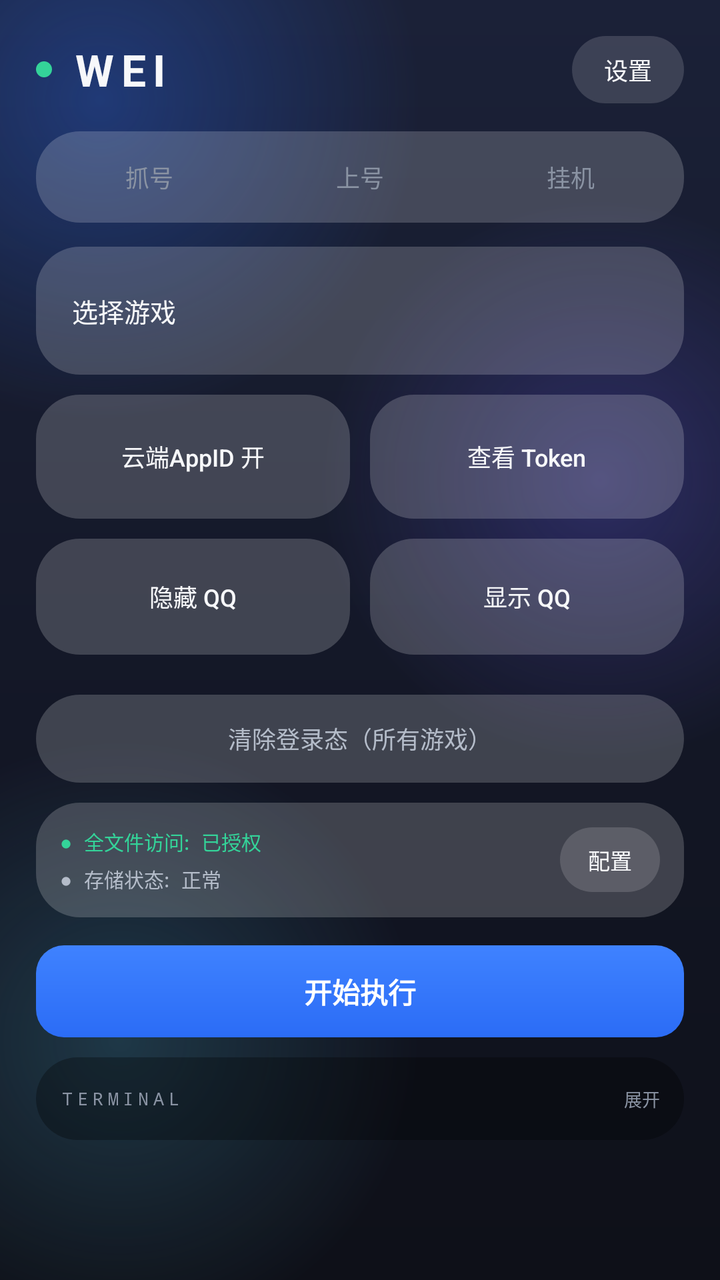
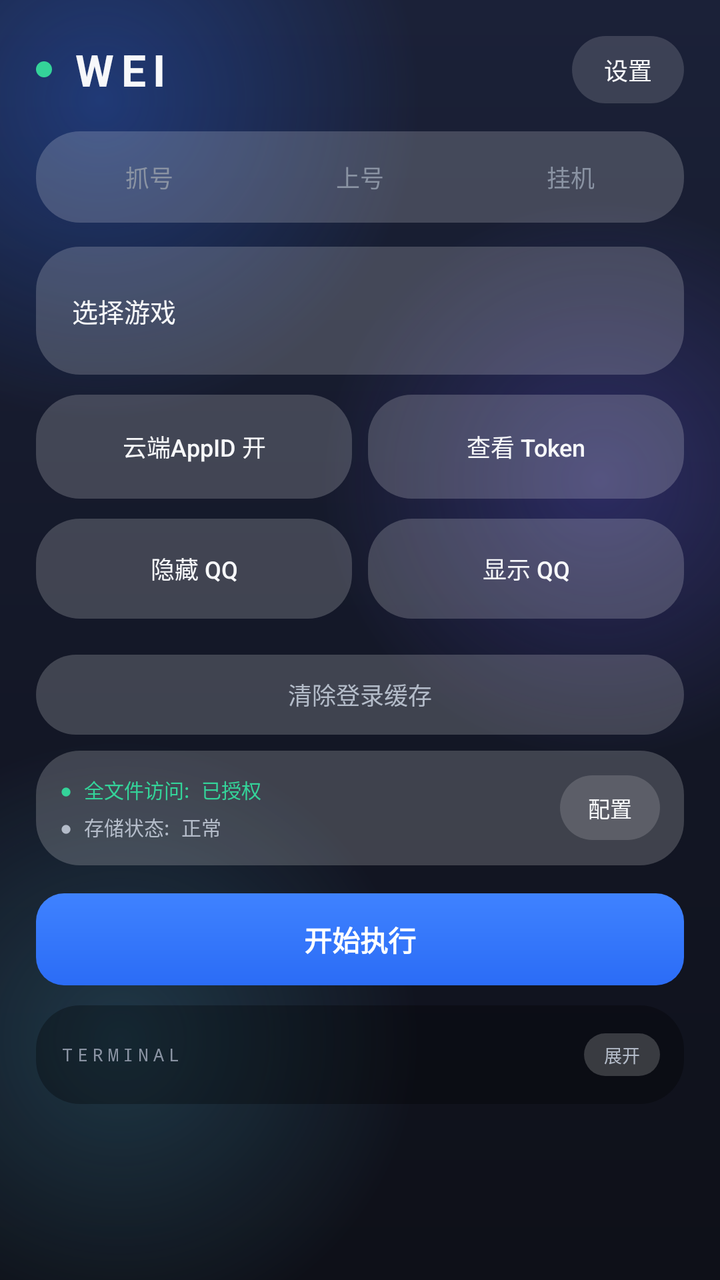

Screens rendered from an Android XML layout before and after an edit, with the pre-edit source and the edit as a unified diff.
<!-- AndroidManifest.xml: application theme AppTheme -->
<!-- res/layout/activity_main.xml -->
<?xml version="1.0" encoding="utf-8"?>
<FrameLayout xmlns:android="http://schemas.android.com/apk/res/android"
    android:layout_width="match_parent"
    android:layout_height="match_parent"
    android:background="@drawable/bg_window">
    <ImageView android:id="@+id/bg_custom" android:layout_width="match_parent" android:layout_height="match_parent" android:scaleType="centerCrop" android:visibility="gone" />
    <View android:id="@+id/bg_hue" android:layout_width="match_parent" android:layout_height="match_parent" android:background="#00000000" />
    <View android:id="@+id/bg_glass" android:layout_width="match_parent" android:layout_height="match_parent" android:background="#00000000" />

    <LinearLayout
        android:layout_width="match_parent"
        android:layout_height="match_parent"
        android:orientation="vertical"
        android:fitsSystemWindows="true"
        android:paddingLeft="18dp"
        android:paddingRight="18dp">

        
        <LinearLayout
            android:layout_width="match_parent"
            android:layout_height="wrap_content"
            android:orientation="horizontal"
            android:gravity="center_vertical"
            android:paddingTop="18dp"
            android:paddingBottom="14dp">
            <View
                android:layout_width="8dp"
                android:layout_height="8dp"
                android:background="@drawable/dot_green" />
            <TextView
                android:layout_width="0dp"
                android:layout_height="wrap_content"
                android:layout_weight="1"
                android:layout_marginStart="10dp"
                android:text="WEI"
                android:textSize="22sp"
                android:textStyle="bold"
                android:textColor="@color/text_primary"
                android:letterSpacing="0.16" />
            <Button
                android:id="@+id/btn_settings"
                android:layout_width="wrap_content"
                android:layout_height="wrap_content"
                android:text="设置"
                android:textSize="12sp"
                android:textColor="@color/text_primary"
                android:background="@drawable/glass_btn_secondary"
                android:tag="glass"
                android:textAllCaps="false"
                android:stateListAnimator="@null"
                android:paddingLeft="16dp"
                android:paddingRight="16dp"
                android:minWidth="0dp"
                android:minHeight="0dp"
                android:paddingTop="8dp"
                android:paddingBottom="8dp" />
        </LinearLayout>

        
        <RadioGroup
            android:id="@+id/mode_radio_group"
            android:layout_width="match_parent"
            android:layout_height="wrap_content"
            android:orientation="horizontal"
            android:background="@drawable/glass_card"
            android:tag="glass"
            android:padding="4dp"
            android:layout_marginBottom="12dp">
            <RadioButton
                android:id="@+id/radio_capture_mode"
                android:layout_width="0dp"
                android:layout_height="wrap_content"
                android:layout_weight="1"
                android:text="抓号"
                android:textSize="12sp"
                android:textColor="@color/seg_text"
                android:button="@null"
                android:background="@drawable/seg_item"
                android:gravity="center"
                android:paddingTop="10dp"
                android:paddingBottom="10dp" />
            <RadioButton
                android:id="@+id/radio_login_mode"
                android:layout_width="0dp"
                android:layout_height="wrap_content"
                android:layout_weight="1"
                android:text="上号"
                android:textSize="12sp"
                android:textColor="@color/seg_text"
                android:button="@null"
                android:background="@drawable/seg_item"
                android:gravity="center"
                android:paddingTop="10dp"
                android:paddingBottom="10dp" />
            <RadioButton
                android:id="@+id/radio_hang_up_mode"
                android:layout_width="0dp"
                android:layout_height="wrap_content"
                android:layout_weight="1"
                android:text="挂机"
                android:textSize="12sp"
                android:textColor="@color/seg_text"
                android:button="@null"
                android:background="@drawable/seg_item"
                android:gravity="center"
                android:paddingTop="10dp"
                android:paddingBottom="10dp" />
        </RadioGroup>

        
        <ScrollView
            android:layout_width="match_parent"
            android:layout_height="wrap_content"
            android:scrollbars="none"
            android:clipToPadding="false">
            <LinearLayout
                android:layout_width="match_parent"
                android:layout_height="wrap_content"
                android:orientation="vertical"
                android:paddingBottom="10dp">

                <Button
                    android:id="@+id/btn_select_game"
                    android:layout_width="match_parent"
                    android:layout_height="64dp"
                    android:text="选择游戏"
                    android:textSize="13sp"
                    android:textColor="@color/text_primary"
                    android:background="@drawable/glass_card"
                    android:tag="glass"
                    android:textAllCaps="false"
                    android:stateListAnimator="@null"
                    android:gravity="center_vertical|start"
                    android:paddingStart="18dp"
                    android:paddingEnd="18dp"
                    android:maxLines="1"
                    android:ellipsize="end"
                    android:minWidth="0dp"
                    android:minHeight="0dp"
                    android:layout_marginBottom="10dp" />

                <LinearLayout
                    android:layout_width="match_parent"
                    android:layout_height="wrap_content"
                    android:orientation="horizontal"
                    android:layout_marginBottom="10dp">
                    <Button
                        android:id="@+id/btn_cloud_appid"
                        android:layout_width="0dp"
                        android:layout_height="62dp"
                        android:layout_weight="1"
                        android:layout_marginEnd="5dp"
                        android:text="云端AppID 开"
                        android:textSize="12sp"
                        android:textColor="@color/text_primary"
                        android:background="@drawable/glass_card"
                        android:tag="glass"
                        android:textAllCaps="false"
                        android:stateListAnimator="@null"
                        android:gravity="center"
                        android:maxLines="2"
                        android:paddingLeft="8dp"
                        android:paddingRight="8dp"
                        android:minWidth="0dp"
                        android:minHeight="0dp" />
                    <Button
                        android:id="@+id/btn_view_token"
                        android:layout_width="0dp"
                        android:layout_height="62dp"
                        android:layout_weight="1"
                        android:layout_marginStart="5dp"
                        android:text="查看 Token"
                        android:textSize="12sp"
                        android:textColor="@color/text_primary"
                        android:background="@drawable/glass_card"
                        android:tag="glass"
                        android:textAllCaps="false"
                        android:stateListAnimator="@null"
                        android:gravity="center"
                        android:maxLines="2"
                        android:paddingLeft="8dp"
                        android:paddingRight="8dp"
                        android:minWidth="0dp"
                        android:minHeight="0dp" />
                </LinearLayout>

                <LinearLayout
                    android:layout_width="match_parent"
                    android:layout_height="wrap_content"
                    android:orientation="horizontal"
                    android:layout_marginBottom="10dp">
                    <Button
                        android:id="@+id/btn_hide"
                        android:layout_width="0dp"
                        android:layout_height="58dp"
                        android:layout_weight="1"
                        android:layout_marginEnd="5dp"
                        android:text="隐藏 QQ"
                        android:textSize="12sp"
                        android:textColor="@color/text_primary"
                        android:background="@drawable/glass_card"
                        android:tag="glass"
                        android:textAllCaps="false"
                        android:stateListAnimator="@null"
                        android:gravity="center"
                        android:minWidth="0dp"
                        android:minHeight="0dp" />
                    <Button
                        android:id="@+id/btn_show"
                        android:layout_width="0dp"
                        android:layout_height="58dp"
                        android:layout_weight="1"
                        android:layout_marginStart="5dp"
                        android:text="显示 QQ"
                        android:textSize="12sp"
                        android:textColor="@color/text_primary"
                        android:background="@drawable/glass_card"
                        android:tag="glass"
                        android:textAllCaps="false"
                        android:stateListAnimator="@null"
                        android:gravity="center"
                        android:minWidth="0dp"
                        android:minHeight="0dp" />
                </LinearLayout>

                <Button
                    android:id="@+id/btn_clear_login"
                    android:layout_width="match_parent"
                    android:layout_height="44dp"
                    android:text="清除登录态（所有游戏）"
                    android:textSize="12sp"
                    android:textColor="@color/text_secondary"
                    android:background="@drawable/glass_card"
                    android:tag="glass"
                    android:textAllCaps="false"
                    android:stateListAnimator="@null"
                    android:gravity="center"
                    android:layout_marginTop="10dp"
                    android:minWidth="0dp"
                    android:minHeight="0dp" />

                <LinearLayout
                    android:layout_width="match_parent"
                    android:layout_height="wrap_content"
                    android:orientation="horizontal"
                    android:background="@drawable/glass_card"
                    android:tag="glass"
                    android:padding="12dp"
                    android:gravity="center_vertical"
                    android:layout_marginTop="10dp">
                    <LinearLayout
                        android:layout_width="0dp"
                        android:layout_height="wrap_content"
                        android:layout_weight="1"
                        android:orientation="vertical">
                        <TextView
                            android:id="@+id/txt_storage_permission_status"
                            android:layout_width="match_parent"
                            android:layout_height="wrap_content"
                            android:text="● 全文件访问: 已授权"
                            android:textSize="10sp"
                            android:textColor="@color/accent_green"
                            android:fontFamily="monospace"
                            android:maxLines="1"
                            android:ellipsize="end"
                            android:layout_marginBottom="4dp" />
                        <TextView
                            android:id="@+id/txt_directory_status"
                            android:layout_width="match_parent"
                            android:layout_height="wrap_content"
                            android:text="● 存储状态: 正常"
                            android:textSize="10sp"
                            android:textColor="@color/text_secondary"
                            android:fontFamily="monospace"
                            android:maxLines="1"
                            android:ellipsize="end" />
                    </LinearLayout>
                    <Button
                        android:id="@+id/btn_select_directory"
                        android:layout_width="wrap_content"
                        android:layout_height="wrap_content"
                        android:layout_marginStart="10dp"
                        android:text="配置"
                        android:textSize="11sp"
                        android:textColor="@color/text_primary"
                        android:background="@drawable/glass_btn_secondary"
                        android:tag="glass"
                        android:textAllCaps="false"
                        android:stateListAnimator="@null"
                        android:paddingLeft="14dp"
                        android:paddingRight="14dp"
                        android:paddingTop="8dp"
                        android:paddingBottom="8dp"
                        android:minWidth="0dp"
                        android:minHeight="0dp" />
                </LinearLayout>
            </LinearLayout>
        </ScrollView>

        
        <Button
            android:id="@+id/btn_start"
            android:layout_width="match_parent"
            android:layout_height="46dp"
            android:text="开始执行"
            android:textSize="14sp"
            android:textStyle="bold"
            android:textColor="#FFFFFF"
            android:background="@drawable/glass_btn_primary"
            android:textAllCaps="false"
            android:stateListAnimator="@null"
            android:minWidth="0dp"
            android:minHeight="0dp"
            android:layout_marginTop="4dp"
            android:layout_marginBottom="10dp" />

        
        <LinearLayout
            android:id="@+id/card_log"
            android:layout_width="match_parent"
            android:layout_height="wrap_content"
            android:orientation="vertical"
            android:background="@drawable/bg_log"
            android:tag="glass"
            android:padding="12dp"
            android:layout_marginBottom="6dp">
            <LinearLayout
                android:id="@+id/row_log_header"
                android:layout_width="match_parent"
                android:layout_height="wrap_content"
                android:orientation="horizontal"
                android:gravity="center_vertical"
                android:paddingTop="2dp"
                android:paddingBottom="2dp">
                <TextView
                    android:layout_width="wrap_content"
                    android:layout_height="wrap_content"
                    android:text="TERMINAL"
                    android:textSize="9sp"
                    android:textColor="@color/text_muted"
                    android:fontFamily="monospace"
                    android:letterSpacing="0.25" />
                <TextView
                    android:id="@+id/tv_log_last"
                    android:layout_width="0dp"
                    android:layout_height="wrap_content"
                    android:layout_weight="1"
                    android:layout_marginStart="8dp"
                    android:layout_marginEnd="8dp"
                    android:text=""
                    android:textSize="9sp"
                    android:textColor="@color/accent_green"
                    android:fontFamily="monospace"
                    android:singleLine="true"
                    android:ellipsize="start" />
                <TextView
                    android:id="@+id/tv_log_chevron"
                    android:layout_width="wrap_content"
                    android:layout_height="wrap_content"
                    android:text="展开"
                    android:textSize="9sp"
                    android:textColor="@color/text_muted"
                    android:fontFamily="monospace" />
            </LinearLayout>
            <ScrollView
                android:id="@+id/scroll_log"
                android:layout_width="match_parent"
                android:layout_height="0dp"
                android:layout_weight="1"
                android:visibility="gone"
                android:layout_marginTop="6dp"
                android:scrollbars="vertical">
                <TextView
                    android:id="@+id/tv_log"
                    android:fontFeatureSettings="tnum"
                    android:breakStrategy="balanced"
                    android:hyphenationFrequency="none"
                    android:layout_width="match_parent"
                    android:layout_height="wrap_content"
                    android:text="> WEI 终端已启动"
                    android:textColor="@color/accent_green"
                    android:textSize="10sp"
                    android:fontFamily="monospace"
                    android:lineSpacingExtra="4dp" />
            </ScrollView>
        </LinearLayout>
    </LinearLayout>
</FrameLayout>
<!-- resources referenced by this layout -->
<resources>
  <color name="accent_green">#34D399</color>
  <color name="text_muted">#8A93A3</color>
  <color name="text_primary">#F7F8FA</color>
  <color name="text_secondary">#B4BCC9</color>
  <!-- drawable bg_log (drawable) -->
  <?xml version="1.0" encoding="utf-8"?>
  <shape xmlns:android="http://schemas.android.com/apk/res/android" android:shape="rectangle">
      <solid android:color="#4D000000" />
      <corners android:radius="22dp" />
  </shape>
  <!-- drawable dot_green (drawable) -->
  <?xml version="1.0" encoding="utf-8"?>
  <shape xmlns:android="http://schemas.android.com/apk/res/android" android:shape="oval">
      <solid android:color="#34D399" />
      <size android:width="8dp" android:height="8dp" />
  </shape>
  <!-- drawable glass_btn_primary (drawable) -->
  <?xml version="1.0" encoding="utf-8"?>
  <shape xmlns:android="http://schemas.android.com/apk/res/android" android:shape="rectangle">
      <gradient
          android:angle="270"
          android:startColor="#FF3F82FF"
          android:endColor="#FF2B6CF6"
          android:type="linear" />
      <corners android:radius="14dp" />
  </shape>
  <!-- drawable glass_btn_secondary (drawable) -->
  <?xml version="1.0" encoding="utf-8"?>
  <shape xmlns:android="http://schemas.android.com/apk/res/android" android:shape="rectangle">
      <solid android:color="#26FFFFFF" />
      <corners android:radius="22dp" />
  </shape>
  <!-- drawable glass_card (drawable) -->
  <?xml version="1.0" encoding="utf-8"?>
  <shape xmlns:android="http://schemas.android.com/apk/res/android" android:shape="rectangle">
      <solid android:color="#30FFFFFF" />
      <corners android:radius="22dp" />
  </shape>
  <!-- drawable seg_item (drawable) -->
  <?xml version="1.0" encoding="utf-8"?>
  <selector xmlns:android="http://schemas.android.com/apk/res/android">
      <item android:state_checked="true">
          <shape android:shape="rectangle">
              <solid android:color="#3D2B6CF6" />
              <corners android:radius="18dp" />
          </shape>
      </item>
      <item>
          <shape android:shape="rectangle">
              <solid android:color="#00000000" />
              <corners android:radius="18dp" />
          </shape>
      </item>
  </selector>
  <style name="AppTheme" parent="Theme.AppCompat.NoActionBar">
          <item name="colorPrimary">@color/bg_primary</item>
          <item name="colorPrimaryDark">@color/bg_primary</item>
          <item name="colorAccent">@color/accent_cyan</item>
          <item name="android:windowBackground">@drawable/bg_window</item>
          <item name="android:textColorPrimary">@color/text_primary</item>
          <item name="android:textColorSecondary">@color/text_secondary</item>
          <item name="android:windowAnimationStyle">@style/AppWindowAnim</item>
      </style>
  <color name="bg_primary">#0E1018</color>
  <color name="accent_cyan">#2B6CF6</color>
  <style name="AppWindowAnim">
          <item name="android:activityOpenEnterAnimation">@anim/slide_in_right</item>
          <item name="android:activityOpenExitAnimation">@anim/fade_out</item>
          <item name="android:activityCloseEnterAnimation">@anim/fade_in</item>
          <item name="android:activityCloseExitAnimation">@anim/slide_out_right</item>
      </style>
  <!-- unchanged entries left out for length: 1 -->
</resources>

<!-- the commit's change to res/layout/activity_main.xml (unified diff, before → after) -->
@@ -147,9 +147,9 @@
                     <Button
                         android:id="@+id/btn_cloud_appid"
                         android:layout_width="0dp"
-                        android:layout_height="62dp"
-                        android:layout_weight="1"
-                        android:layout_marginEnd="5dp"
+                        android:layout_height="52dp"
+                        android:layout_weight="1"
+                        android:layout_marginEnd="4dp"
                         android:text="云端AppID 开"
                         android:textSize="12sp"
                         android:textColor="@color/text_primary"
@@ -166,9 +166,9 @@
                     <Button
                         android:id="@+id/btn_view_token"
                         android:layout_width="0dp"
-                        android:layout_height="62dp"
-                        android:layout_weight="1"
-                        android:layout_marginStart="5dp"
+                        android:layout_height="52dp"
+                        android:layout_weight="1"
+                        android:layout_marginStart="4dp"
                         android:text="查看 Token"
                         android:textSize="12sp"
                         android:textColor="@color/text_primary"
@@ -192,9 +192,9 @@
                     <Button
                         android:id="@+id/btn_hide"
                         android:layout_width="0dp"
-                        android:layout_height="58dp"
-                        android:layout_weight="1"
-                        android:layout_marginEnd="5dp"
+                        android:layout_height="50dp"
+                        android:layout_weight="1"
+                        android:layout_marginEnd="4dp"
                         android:text="隐藏 QQ"
                         android:textSize="12sp"
                         android:textColor="@color/text_primary"
@@ -208,9 +208,9 @@
                     <Button
                         android:id="@+id/btn_show"
                         android:layout_width="0dp"
-                        android:layout_height="58dp"
-                        android:layout_weight="1"
-                        android:layout_marginStart="5dp"
+                        android:layout_height="50dp"
+                        android:layout_weight="1"
+                        android:layout_marginStart="4dp"
                         android:text="显示 QQ"
                         android:textSize="12sp"
                         android:textColor="@color/text_primary"
@@ -226,8 +226,8 @@
                 <Button
                     android:id="@+id/btn_clear_login"
                     android:layout_width="match_parent"
-                    android:layout_height="44dp"
-                    android:text="清除登录态（所有游戏）"
+                    android:layout_height="40dp"
+                    android:text="清除登录缓存"
                     android:textSize="12sp"
                     android:textColor="@color/text_secondary"
                     android:background="@drawable/glass_card"
@@ -235,7 +235,7 @@
                     android:textAllCaps="false"
                     android:stateListAnimator="@null"
                     android:gravity="center"
-                    android:layout_marginTop="10dp"
+                    android:layout_marginTop="8dp"
                     android:minWidth="0dp"
                     android:minHeight="0dp" />
 
@@ -247,7 +247,7 @@
                     android:tag="glass"
                     android:padding="12dp"
                     android:gravity="center_vertical"
-                    android:layout_marginTop="10dp">
+                    android:layout_marginTop="8dp">
                     <LinearLayout
                         android:layout_width="0dp"
                         android:layout_height="wrap_content"
@@ -359,8 +359,14 @@
                     android:layout_height="wrap_content"
                     android:text="展开"
                     android:textSize="9sp"
-                    android:textColor="@color/text_muted"
-                    android:fontFamily="monospace" />
+                    android:textColor="@color/text_secondary"
+                    android:fontFamily="monospace"
+                    android:background="@drawable/glass_card"
+                    android:tag="glass"
+                    android:paddingLeft="10dp"
+                    android:paddingRight="10dp"
+                    android:paddingTop="4dp"
+                    android:paddingBottom="4dp" />
             </LinearLayout>
             <ScrollView
                 android:id="@+id/scroll_log"
